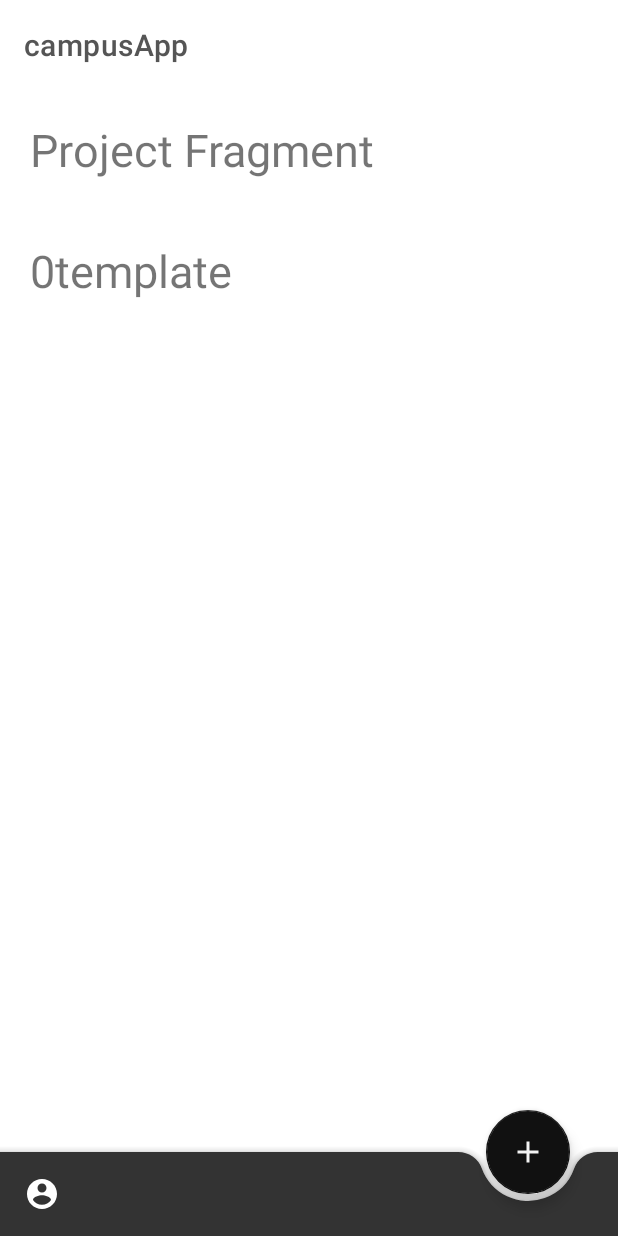
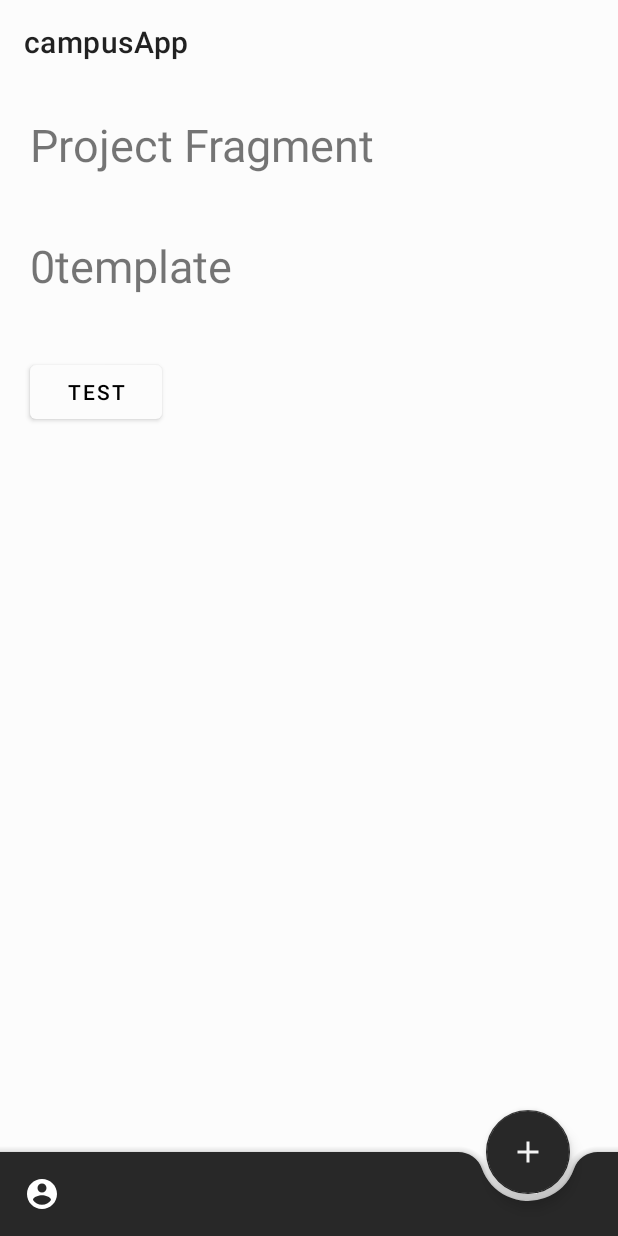
Before and after one commit to campusApp-team/campusApp-mobile, an Android app: the ProjectFragment screen opened through its navigation route, on a phone screen of 412 x 824 dp. Run offline under Robolectric (Android 15) with nearby library versions, the light colour scheme and no system bars; our stand-ins replace Firebase (no records; nobody signed in at launch, a user with empty details on screens opened directly); libraries missing offline, so code that uses them is left out: com.firebase.ui.

Commit message:
material theme correction

```diff
--- a/app/src/main/res/layout/activity_main.xml
+++ b/app/src/main/res/layout/activity_main.xml
@@ -9,19 +9,31 @@
     <com.google.android.material.appbar.AppBarLayout
         android:layout_width="match_parent"
         android:layout_height="wrap_content"
-        android:background="@color/colorPrimary"
-        android:theme="@style/AppTheme.AppBarOverlay"
-        app:liftOnScroll="true">
-        <TextView
-            android:id="@+id/title"
-            android:layout_width="wrap_content"
-            android:layout_height="wrap_content"
-            android:gravity="center"
-            android:minHeight="?actionBarSize"
-            android:padding="@dimen/appbar_padding"
-            android:text="@string/app_name"
-            android:textColor="@color/colorOnPrimary"
-            android:textAppearance="@style/TextAppearance.MaterialComponents.Headline6"/><!--Widget.AppCompat.Toolbar.Title" /-->
+        app:liftOnScroll="true"
+        >
+        <!--        android:theme="@style/AppTheme.AppBarOverlay"-->
+        <com.google.android.material.appbar.MaterialToolbar
+            android:id="@+id/topAppBar"
+            android:layout_width="match_parent"
+            android:layout_height="?attr/actionBarSize"
+            app:title="@string/app_name"
+            />
+        <!--  todo : create menu for forum detail frag (upvote) -->
+        <!--            app:menu="@menu/bottom_navigation_menu"-->
+        <!--            style="@style/Widget.MaterialComponents.Toolbar.Primary"-->
+        <!--            app:navigationIcon="@drawable/ic_menu_24dp"-->
+        <!--        <TextView-->
+        <!--            android:id="@+id/title"-->
+        <!--            android:layout_width="wrap_content"-->
+        <!--            android:layout_height="wrap_content"-->
+        <!--            android:gravity="center"-->
+        <!--            android:minHeight="?actionBarSize"-->
+        <!--            android:padding="@dimen/appbar_padding"-->
+        <!--            android:text="@string/app_name"-->
+        <!--            android:textAppearance="@style/TextAppearance.MaterialComponents.Headline6"-->
+        <!--            />-->
+        <!--        android:textColor="@color/colorOnPrimary"-->
+        <!--Widget.AppCompat.Toolbar.Title" /-->
     </com.google.android.material.appbar.AppBarLayout>
 
     <androidx.fragment.app.FragmentContainerView
@@ -49,17 +61,21 @@
         app:fabCradleMargin="5dp"
         app:fabCradleRoundedCornerRadius="17dp"
         app:hideOnScroll="true"
-        android:backgroundTint="@color/colorPrimaryVariant"
-        app:navigationIcon="@drawable/ic_bab_navigation">
+        app:navigationIcon="@drawable/ic_bab_navigation"
+        style="@style/BottomAppBarCustom"
+        >
+        <!--        android:backgroundTint="@color/colorPrimaryVariant"-->
         <com.google.android.material.tabs.TabLayout
             app:tabMinWidth="40dp"
             android:id="@+id/tab_layout"
-            app:tabIconTint="@color/tab_icon_tint_selector"
-            app:tabIndicatorColor="@color/tabSelectedIconTint"
             app:tabUnboundedRipple="false"
             android:layout_width="150dp"
             android:layout_height="wrap_content"
-            android:backgroundTint="@color/colorPrimaryVariant">
+            style="@style/TabLayoutCustom"
+            app:tabIconTint="@color/tab_icon_tint_selector"
+            app:tabIndicatorColor="@color/tabSelectedIconTint"
+            app:tabRippleColor="@color/colorOnPrimary"
+            >
             <com.google.android.material.tabs.TabItem
                 android:id="@+id/forum_tab"
                 android:icon="@drawable/ic_bab_forums"
@@ -75,7 +91,6 @@
                 android:icon="@drawable/ic_bab_events"
                 android:layout_width="wrap_content"
                 android:layout_height="wrap_content"/>
-
         </com.google.android.material.tabs.TabLayout>
     </com.google.android.material.bottomappbar.BottomAppBar>
 
--- a/app/src/main/res/layout/bottom_account.xml
+++ b/app/src/main/res/layout/bottom_account.xml
@@ -16,7 +16,7 @@
         android:alpha="0.8"
         android:background="?attr/scrimBackground"/>
     <FrameLayout
-        android:background="@color/colorPrimarySurface"
+        android:background="@color/background"
         android:id="@+id/background_container"
         android:layout_width="match_parent"
         android:layout_height="match_parent"
--- a/app/src/main/res/layout/chat_tv_item.xml
+++ b/app/src/main/res/layout/chat_tv_item.xml
@@ -6,6 +6,7 @@
     android:layout_marginTop="7dp"
     android:layout_marginBottom="7dp"
     android:layout_marginStart="13dp"
+    android:layout_marginEnd="13dp"
     app:cardCornerRadius="7dp">
 
     <LinearLayout
@@ -20,10 +21,11 @@
             android:layout_height="wrap_content"/>
         <TextView
             android:id="@+id/date_tv_chat"
-            android:textColor="#aaa"
             android:textSize="9sp"
             android:text="29/09/2020"
             android:layout_width="wrap_content"
-            android:layout_height="wrap_content"/>
+            android:layout_height="wrap_content"
+            />
+        <!--            android:textColor="#aaa"-->
     </LinearLayout>
 </androidx.cardview.widget.CardView>
--- a/app/src/main/res/layout/event_list_item.xml
+++ b/app/src/main/res/layout/event_list_item.xml
@@ -16,7 +16,8 @@
         <FrameLayout
             android:layout_width="match_parent"
             android:layout_height="wrap_content"
-            android:background="@color/colorSecondaryVariant">
+            android:background="@color/colorPrimaryVariant"
+            >
             <androidx.appcompat.widget.AppCompatImageView
                 android:layout_margin="33dp"
                 android:layout_width="50dp"
--- a/app/src/main/res/layout/forum_list.xml
+++ b/app/src/main/res/layout/forum_list.xml
@@ -6,8 +6,6 @@
     android:name="com.example.campusapp.ui.main.forumFragment"
     android:layout_width="match_parent"
     android:layout_height="match_parent"
-    android:layout_marginLeft="7dp"
-    android:layout_marginRight="7dp"
     android:scrollbars="vertical"
     app:layoutManager="LinearLayoutManager"
     tools:context=".ui.main.forum.ForumListFragment"
--- a/app/src/main/res/layout/project_detail.xml
+++ b/app/src/main/res/layout/project_detail.xml
@@ -20,4 +20,10 @@
         android:layout_height="wrap_content"
         android:textSize="30sp"
         android:text="project-a27fb923e" />
+
+    <Button
+        android:layout_width="wrap_content"
+        android:layout_height="wrap_content"
+        android:layout_margin="20dp"
+        android:text="test" />
 </LinearLayout>
--- a/app/src/main/res/layout/project_list_item.xml
+++ b/app/src/main/res/layout/project_list_item.xml
@@ -22,7 +22,8 @@
         <FrameLayout
             android:layout_width="120dp"
             android:layout_height="match_parent"
-            android:background="@color/colorSecondaryVariant">
+            android:background="@color/colorPrimaryVariant"
+            >
             <androidx.appcompat.widget.AppCompatImageView
                 android:layout_width="50dp"
                 android:layout_height="50dp"
--- a/app/src/main/res/values-night/colors.xml
+++ b/app/src/main/res/values-night/colors.xml
@@ -1,19 +1,21 @@
 <?xml version="1.0" encoding="utf-8"?>
+<!--todo : follow material design guidelines-->
 <resources>
-    <color name="colorPrimarySurface">#333</color>
-    <color name="colorOnPrimarySurface">#FF0000</color>
-    <!--  FAB  -->
-    <color name="colorSecondary">#FFFFFF</color>
-    <color name="colorOnSecondary">#000000</color>
-    <!-- Bottom Bar -->
-    <color name="colorPrimaryVariant">#333</color>
+    <color name="colorPrimary">#212121</color>
+    <color name="colorPrimaryVariant">#202020</color>
+    <color name="colorOnPrimary">#C7C7C7</color>
+    <color name="colorSecondary">#385656</color>
+    <color name="colorSecondaryVariant">#03C5CA</color>
+    <color name="colorOnSecondary">#D8D8D8</color>
+    <color name="colorError">#BA2A20</color>
+    <color name="colorOnError">#D1D1D1</color>
+    <color name="colorSurface">#171717</color>
+    <color name="colorOnSurface">#212121</color>
+    <color name="colorOnBackground">#212121</color>
 
-    <color name="colorOnPrimary">#CCC</color>
-    <color name="colorSecondaryVariant">#9358F3</color>
+    <color name="background">#000000</color>
 
-    <color name="colorPrimary">#121212</color>
-    <color name="colorPrimaryDark">#101010</color>
+    <color name="tabIconTint">#B3B3B3</color>
+    <color name="tabSelectedIconTint">#FFFFFF</color>
 
-    <color name="tabIconTint">#5F5F5F</color>
-    <color name="tabSelectedIconTint">#ACACAC</color>
 </resources>
--- a/app/src/main/res/values/colors.xml
+++ b/app/src/main/res/values/colors.xml
@@ -1,19 +1,21 @@
 <?xml version="1.0" encoding="utf-8"?>
+<!--todo : follow material design guidelines-->
 <resources>
-    <color name="colorPrimarySurface">#FFFFFF</color>
-    <color name="colorOnPrimarySurface">#FF0000</color>
-    <!--  FAB  -->
-    <color name="colorSecondary">#111</color>
-    <color name="colorOnSecondary">#FFF</color>
-    <!-- Bottom Bar -->
-    <color name="colorPrimaryVariant">#333</color>
+    <color name="colorPrimary">#FCFCFC</color>
+    <color name="colorPrimaryVariant">#DCDCDC</color>
+    <color name="colorOnPrimary">#000000</color>
+    <color name="colorSecondary">#282828</color>
+    <color name="colorSecondaryVariant">#000000</color>
+    <color name="colorOnSecondary">#FFFFFF</color>
+    <color name="colorError">#F44336</color>
+    <color name="colorOnError">#FFFFFF</color>
+    <color name="colorSurface">#FFFFFF</color>
+    <color name="colorOnSurface">#212121</color>
+    <color name="colorOnBackground">#212121</color>
 
-    <color name="colorOnPrimary">#555</color>
-    <color name="colorSecondaryVariant">#4ABE2A</color>
-
-    <color name="colorPrimary">#FFFFFF</color>
-    <color name="colorPrimaryDark">#8E8E8E</color>
+    <color name="background">#FCFCFC</color>
 
     <color name="tabIconTint">#B3B3B3</color>
     <color name="tabSelectedIconTint">#FFFFFF</color>
+
 </resources>
--- a/app/src/main/res/values/styles.xml
+++ b/app/src/main/res/values/styles.xml
@@ -3,14 +3,17 @@
     <!-- Base application theme. -->
     <style name="AppTheme" parent="Theme.MaterialComponents.DayNight.DarkActionBar">
         <item name="colorPrimary">@color/colorPrimary</item>
-        <item name="colorPrimaryDark">@color/colorPrimaryDark</item>
         <item name="colorPrimaryVariant">@color/colorPrimaryVariant</item>
         <item name="colorOnPrimary">@color/colorOnPrimary</item>
         <item name="colorSecondary">@color/colorSecondary</item>
         <item name="colorSecondaryVariant">@color/colorSecondaryVariant</item>
         <item name="colorOnSecondary">@color/colorOnSecondary</item>
-        <item name="colorPrimarySurface">@color/colorPrimarySurface</item>
-        <item name="colorOnPrimarySurface">@color/colorOnPrimarySurface</item>
+        <item name="colorError">@color/colorError</item>
+        <item name="colorOnError">@color/colorOnError</item>
+        <item name="colorSurface">@color/colorSurface</item>
+        <item name="colorOnSurface">@color/colorOnSurface</item>
+        <item name="android:colorBackground">@color/background</item>
+        <item name="colorOnBackground">@color/colorOnBackground</item>
     </style>
 
     <style name="AlertDialogueCustom" parent="Theme.MaterialComponents.DayNight.Dialog.Alert">
@@ -23,9 +26,18 @@
         <item name="windowNoTitle">true</item>
     </style>
 
-    <style name="AppTheme.AppBarOverlay" parent="ThemeOverlay.MaterialComponents.Dark.ActionBar"/> <!--AppCompat.Dark.ActionBar" -->
+    <style name="AppTheme.AppBarOverlay" parent="ThemeOverlay.MaterialComponents.Dark.ActionBar">
+        <item name="colorPrimary">@color/background</item>
+        <item name="colorOnPrimary">@color/colorOnBackground</item>
+    </style><!--AppCompat.Dark.ActionBar" -->
 
     <style name="AppTheme.PopupOverlay" parent="ThemeOverlay.MaterialComponents.Light"/> <!--AppCompat.Light" -->
 
+    <style name="BottomAppBarCustom" parent="AppTheme">
+        <item name="android:backgroundTint">@color/colorSecondary</item>
+    </style>
 
+    <style name="TabLayoutCustom" parent="BottomAppBarCustom">
+        <item name="colorOnBackground">@color/colorError</item>
+    </style>
 </resources>
```
Also changed, not shown: app/src/main/java/com/example/campusapp/ui/main/forum/ForumFragment.kt (+24 -4 lines), app/src/main/res/anim/scale_in.xml (added, +26 -0 lines), app/src/main/res/anim/scale_out.xml (added, +26 -0 lines), app/src/main/res/layout/forum_detail.xml (+6 -4 lines), app/src/main/res/layout/forum_detail_header.xml (+10 -7 lines), app/src/main/res/layout/forum_list_item.xml (+6 -4 lines), app/src/main/res/layout/forum_subforum_list_item.xml (+9 -6 lines).
